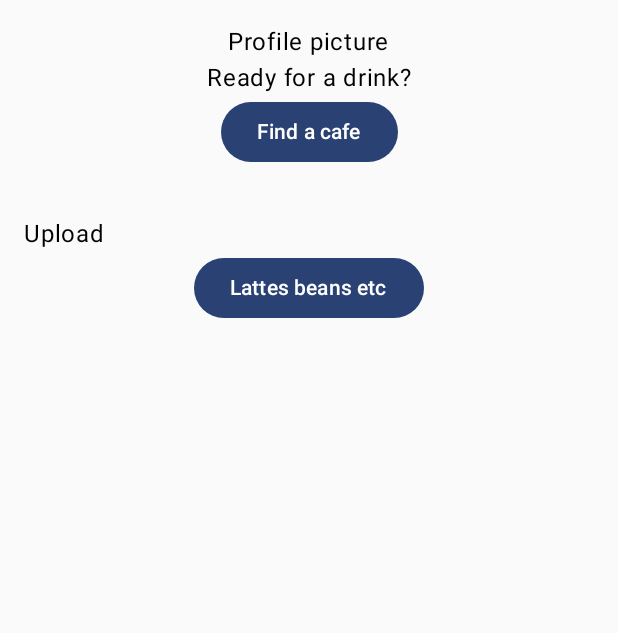
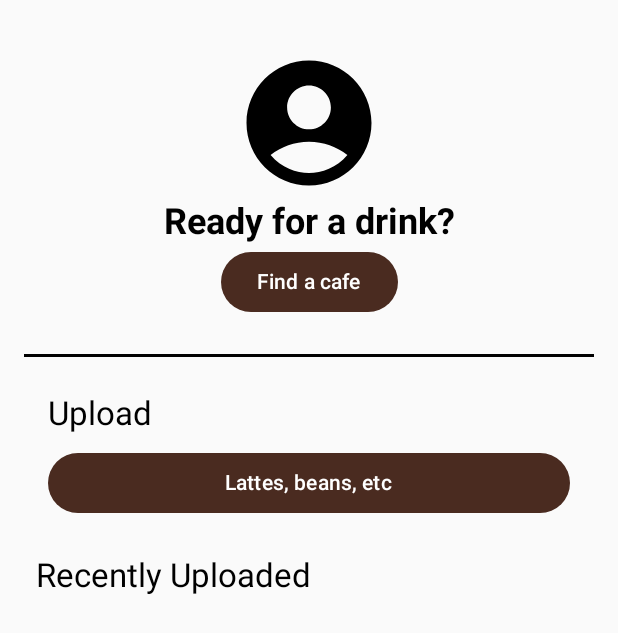
Before and after one commit to sanghoon5499/Cafe-Logger, an Android app built with Jetpack Compose: the screen it shows after launch (MainActivity), on a phone screen of 412 x 824 dp. Shown: the top 633 px of the screen. Run offline under Robolectric (Android 15) with nearby library versions, the phone set to English and light mode, and no system bars.

Commit message:
homeview ui mostly complete

```diff
--- a/app/build.gradle.kts
+++ b/app/build.gradle.kts
@@ -64,4 +64,5 @@ dependencies {
     implementation(libs.converter.gson)
     implementation(libs.accompanist.permissions)
     implementation(libs.kotlinx.serialization.json)
+    implementation(libs.coil.compose)
 }
--- a/app/src/main/java/com/example/cafelogger/view/HomeView.kt
+++ b/app/src/main/java/com/example/cafelogger/view/HomeView.kt
@@ -1,28 +1,44 @@
 package com.example.cafelogger.view
 
 import androidx.compose.foundation.layout.Arrangement
+import androidx.compose.foundation.layout.Box
 import androidx.compose.foundation.layout.Column
+import androidx.compose.foundation.layout.aspectRatio
 import androidx.compose.foundation.layout.fillMaxSize
 import androidx.compose.foundation.layout.fillMaxWidth
 import androidx.compose.foundation.layout.padding
+import androidx.compose.foundation.layout.size
 import androidx.compose.foundation.lazy.grid.GridCells
 import androidx.compose.foundation.lazy.grid.LazyVerticalGrid
 import androidx.compose.foundation.lazy.grid.items
+import androidx.compose.material.icons.Icons
+import androidx.compose.material.icons.filled.AccountCircle
 import androidx.compose.material3.Button
+import androidx.compose.material3.ButtonDefaults
 import androidx.compose.material3.Card
+import androidx.compose.material3.HorizontalDivider
+import androidx.compose.material3.Icon
+import androidx.compose.material3.MaterialTheme
 import androidx.compose.material3.Text
 import androidx.compose.runtime.Composable
+import androidx.compose.runtime.DisposableEffect
 import androidx.compose.runtime.collectAsState
 import androidx.compose.runtime.getValue
 import androidx.compose.ui.Alignment
 import androidx.compose.ui.unit.dp
 import androidx.navigation.NavController
 import androidx.compose.ui.Modifier
+import androidx.compose.ui.graphics.Color
+import androidx.compose.ui.layout.ContentScale
 import androidx.compose.ui.platform.LocalContext
+import androidx.compose.ui.text.font.FontWeight
 import androidx.compose.ui.tooling.preview.Preview
+import androidx.lifecycle.Lifecycle
+import androidx.lifecycle.LifecycleEventObserver
+import androidx.lifecycle.compose.LocalLifecycleOwner
 import androidx.lifecycle.viewmodel.compose.viewModel
-import androidx.lifecycle.viewmodel.viewModelFactory
 import androidx.navigation.compose.rememberNavController
+import coil.compose.AsyncImage
 import com.example.cafelogger.viewmodel.HomeViewModel
 import com.example.cafelogger.viewmodel.ViewModelFactory
 
@@ -32,35 +48,77 @@ fun HomeView(
     homeViewModel: HomeViewModel
 ) {
     val recents by homeViewModel.recents.collectAsState()
+    val lifecycleOwner = LocalLifecycleOwner.current
+
+    // This effect runs when the composable enters the screen
+    DisposableEffect(lifecycleOwner) {
+        val observer = LifecycleEventObserver { _, event ->
+            // If the screen is resuming (coming into focus), reload the data
+            if (event == Lifecycle.Event.ON_RESUME) {
+                homeViewModel.loadRecents()
+            }
+        }
+        lifecycleOwner.lifecycle.addObserver(observer)
+
+        onDispose {
+            lifecycleOwner.lifecycle.removeObserver(observer)
+        }
+    }
 
     // Column that contains all elements
-    Column(modifier = Modifier.fillMaxSize()) {
+    Column(modifier = Modifier.fillMaxSize().padding(16.dp)) {
+
         // Header
         Column(
             modifier = Modifier.padding(16.dp).fillMaxWidth(),
             horizontalAlignment = Alignment.CenterHorizontally
         ) {
-            Text(text = "Profile picture")
-            Text(text = "Ready for a drink?")
-            Button(onClick = {navController.navigate(Views.MapsView.name)}) {
+            Icon(
+                imageVector = Icons.Filled.AccountCircle,
+                contentDescription = "user",
+                modifier = Modifier.size(100.dp)
+            )
+            Text(text = "Ready for a drink?",
+                style = MaterialTheme.typography.headlineSmall,
+                fontWeight = FontWeight.Bold)
+            Button(
+                onClick = {navController.navigate(Views.MapsView.name)},
+                colors = ButtonDefaults.buttonColors(containerColor = Color(0xFF4A2B20))
+            ) {
                 Text(text = "Find a cafe")
             }
         }
 
+        HorizontalDivider(
+            modifier = Modifier.padding(vertical = 8.dp),
+            thickness = 2.dp,
+            color = Color.Black,
+        )
+
+
         // Upload
         Column(modifier = Modifier.padding(16.dp).fillMaxWidth()) {
-            Text(text = "Upload")
+            Text(text = "Upload",
+                style = MaterialTheme.typography.titleLarge)
             Column(
                 modifier = Modifier.fillMaxWidth(),
                 horizontalAlignment = Alignment.CenterHorizontally
             ) {
-                Button(onClick = {navController.navigate(Views.UploadView.name)}) {
-                    Text(text = "Lattes beans etc")
+                Button(
+                    onClick = {navController.navigate(Views.UploadView.name)},
+                    colors = ButtonDefaults.buttonColors(containerColor = Color(0xFF4A2B20)),
+                    modifier = Modifier.fillMaxWidth().padding(top = 8.dp)
+                ) {
+                    Text(text = "Lattes, beans, etc")
                 }
             }
         }
 
         // Recent
+        Column(modifier = Modifier.padding(8.dp).fillMaxWidth()) {
+            Text(text = "Recently Uploaded",
+                style = MaterialTheme.typography.titleLarge)
+        }
         LazyVerticalGrid(
             columns = GridCells.Fixed(2),
             modifier = Modifier.padding(8.dp),
@@ -69,8 +127,17 @@ fun HomeView(
         ) {
             // The items block defines the content for each cell
             items(recents) { entry ->
-                Card() {
-                    Text(text = entry.location)
+                Card {
+                    Box {
+                        AsyncImage(
+                            model = entry.imageUri,
+                            contentDescription = "Coffee/bean Entry: ${entry.location}",
+                            modifier = Modifier
+                                .fillMaxWidth()
+                                .aspectRatio(1f),
+                            contentScale = ContentScale.Crop
+                        )
+                    }
                 }
             }
         }
--- a/app/src/main/java/com/example/cafelogger/viewmodel/HomeViewModel.kt
+++ b/app/src/main/java/com/example/cafelogger/viewmodel/HomeViewModel.kt
@@ -13,10 +13,10 @@ class HomeViewModel(private val entryRepository: EntryRepository) : ViewModel()
     val recents: StateFlow<List<Entry>> = _recents
 
     init {
-        fetchRecents()
+        loadRecents()
     }
 
-    private fun fetchRecents() {
+    fun loadRecents() {
         viewModelScope.launch {
             _recents.value = entryRepository.getEntries()
         }
--- a/gradle/libs.versions.toml
+++ b/gradle/libs.versions.toml
@@ -1,6 +1,7 @@
 [versions]
 accompanistPermissions = "0.35.1-alpha"
 agp = "8.9.1"
+coilCompose = "2.6.0"
 converterGson = "2.9.0"
 kotlin = "2.0.21"
 coreKtx = "1.17.0"
@@ -18,6 +19,7 @@ accompanist-permissions = { module = "com.google.accompanist:accompanist-permiss
 androidx-core-ktx = { group = "androidx.core", name = "core-ktx", version.ref = "coreKtx" }
 androidx-lifecycle-viewmodel-compose = { module = "androidx.lifecycle:lifecycle-viewmodel-compose", version.ref = "lifecycleRuntimeKtx" }
 androidx-navigation-compose = { module = "androidx.navigation:navigation-compose", version.ref = "navigationCompose" }
+coil-compose = { module = "io.coil-kt:coil-compose", version.ref = "coilCompose" }
 converter-gson = { module = "com.squareup.retrofit2:converter-gson", version.ref = "converterGson" }
 junit = { group = "junit", name = "junit", version.ref = "junit" }
 androidx-junit = { group = "androidx.test.ext", name = "junit", version.ref = "junitVersion" }
```
